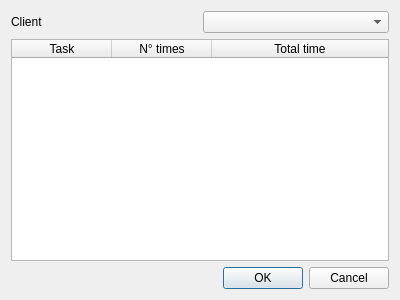
Before: the Qt Designer form dialogTasksClients.ui in Patriciasc/WHCH, drawn with Qt 5.
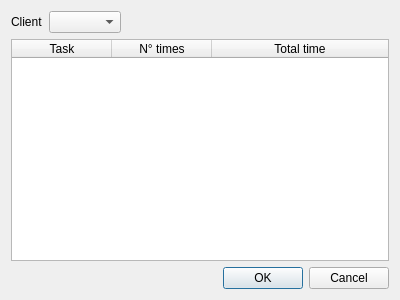
After: the same form once the commit is applied.

Commit message: Made comboboxes adjustable to contents.

What changed in the file:
```diff
--- a/dialogTasksClients.ui
+++ b/dialogTasksClients.ui
@@ -43,11 +43,27 @@
        <property name="maxVisibleItems">
         <number>20</number>
        </property>
+       <property name="sizeAdjustPolicy">
+        <enum>QComboBox::AdjustToContents</enum>
+       </property>
        <property name="frame">
         <bool>true</bool>
        </property>
       </widget>
      </item>
+     <item>
+      <spacer name="horizontalSpacer">
+       <property name="orientation">
+        <enum>Qt::Horizontal</enum>
+       </property>
+       <property name="sizeHint" stdset="0">
+        <size>
+         <width>40</width>
+         <height>20</height>
+        </size>
+       </property>
+      </spacer>
+     </item>
     </layout>
    </item>
    <item>
```
The commit also changes 1 other file.
